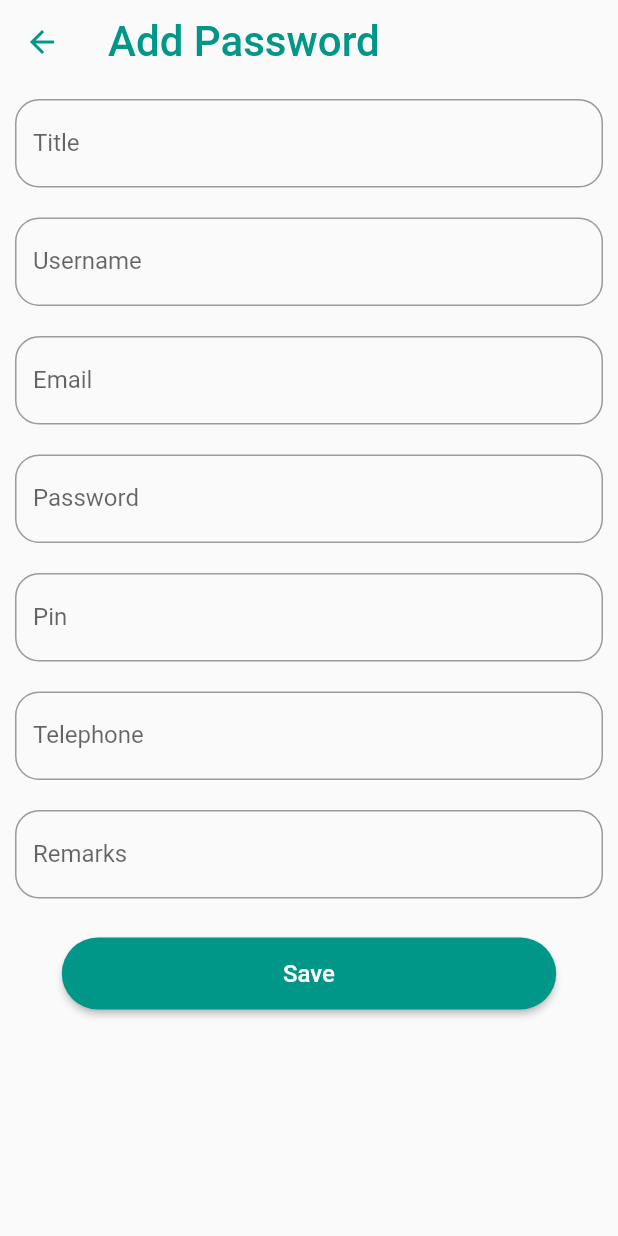
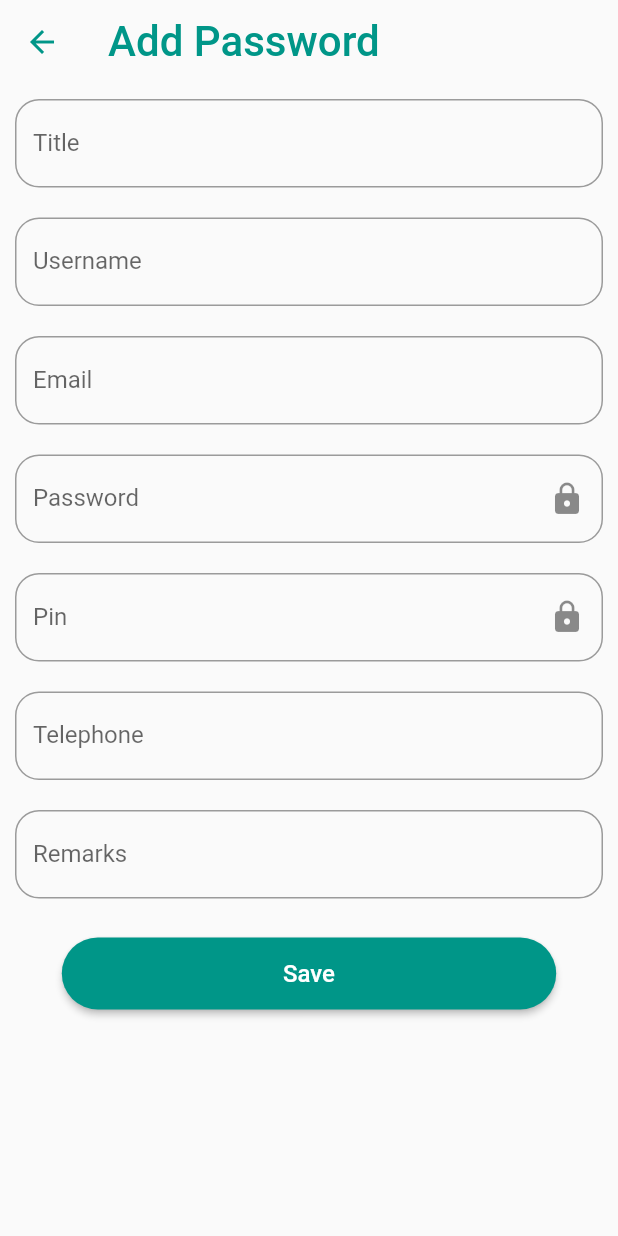
Before and after one commit to 4wangyu/passkey, a Flutter app: the PasswordPage screen opened directly, on a phone screen of 412 x 824 dp. Run offline on Flutter 3.47's test engine with Material 2 defaults, Android fonts, the phone set to English and light mode, and no system bars; missing offline and left inert: encrypt, file_chooser; Roboto replaces fonts that are missing (Subtitle, Title).

Commit message:
obscure password & pin

```diff
--- a/lib/screens/password.dart
+++ b/lib/screens/password.dart
@@ -25,6 +25,9 @@ class _PasswordPageState extends State<PasswordPage> {
   TextEditingController pinController;
   TextEditingController teleController;
   TextEditingController remarkController;
+
+  bool _obscurePwd = true;
+  bool _obscurePin = true;
 
   bool get _isUpdate {
     return widget.password != null;
@@ -92,8 +95,18 @@ class _PasswordPageState extends State<PasswordPage> {
                   }),
                   pwdFormField("Username", usernameController, _scaffoldKey),
                   pwdFormField("Email", emailController, _scaffoldKey),
-                  pwdFormField("Password", passwordController, _scaffoldKey),
-                  pwdFormField("Pin", pinController, _scaffoldKey),
+                  pwdFormField("Password", passwordController, _scaffoldKey,
+                      obscureText: _obscurePwd, setObscureText: () {
+                    setState(() {
+                      _obscurePwd = !_obscurePwd;
+                    });
+                  }),
+                  pwdFormField("Pin", pinController, _scaffoldKey,
+                      obscureText: _obscurePin, setObscureText: () {
+                    setState(() {
+                      _obscurePin = !_obscurePin;
+                    });
+                  }),
                   pwdFormField("Telephone", teleController, _scaffoldKey),
                   pwdFormField("Remarks", remarkController, _scaffoldKey),
                   Padding(
@@ -143,22 +156,27 @@ class _PasswordPageState extends State<PasswordPage> {
 
 Widget pwdFormField(String label, TextEditingController controller,
     GlobalKey<ScaffoldState> scaffoldKey,
-    {Function validator, bool obscureText = false}) {
+    {Function validator, bool obscureText, Function setObscureText}) {
   return Padding(
     padding: const EdgeInsets.all(10.0),
     child: TextFormField(
       validator: validator,
-      obscureText: obscureText,
+      obscureText: obscureText ?? false,
       decoration: InputDecoration(
           labelText: label,
           labelStyle: TextStyle(fontFamily: "Subtitle"),
           border: OutlineInputBorder(borderRadius: BorderRadius.circular(16)),
-          suffixIcon: controller.text.isEmpty
-              ? null
+          suffixIcon: Row(
+              mainAxisAlignment: MainAxisAlignment.spaceBetween,
+              mainAxisSize: MainAxisSize.min,
+              children: [
+                controller.text.isEmpty
+                    ? SizedBox.shrink()
                     : IconButton(
                         icon: Icon(Icons.content_copy),
                         onPressed: () {
-                    Clipboard.setData(new ClipboardData(text: controller.text));
+                          Clipboard.setData(
+                              new ClipboardData(text: controller.text));
                           scaffoldKey.currentState.showSnackBar(
                             SnackBar(
                               content: Text("Copied to Clipboard"),
@@ -166,7 +184,16 @@ Widget pwdFormField(String label, TextEditingController controller,
                             ),
                           );
                         },
-                )),
+                      ),
+                obscureText == null
+                    ? SizedBox.shrink()
+                    : IconButton(
+                        icon: Icon(obscureText ? Icons.lock : Icons.lock_open),
+                        onPressed: () {
+                          setObscureText();
+                        },
+                      ),
+              ])),
       controller: controller,
     ),
   );
```
Lines whose indentation alone changed are shown as unchanged.
